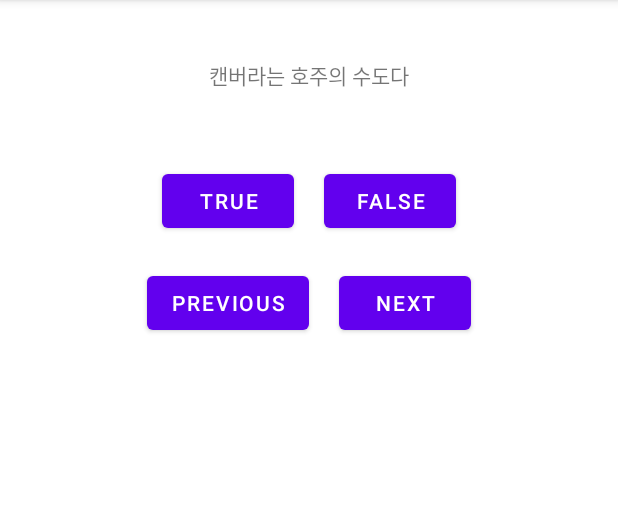
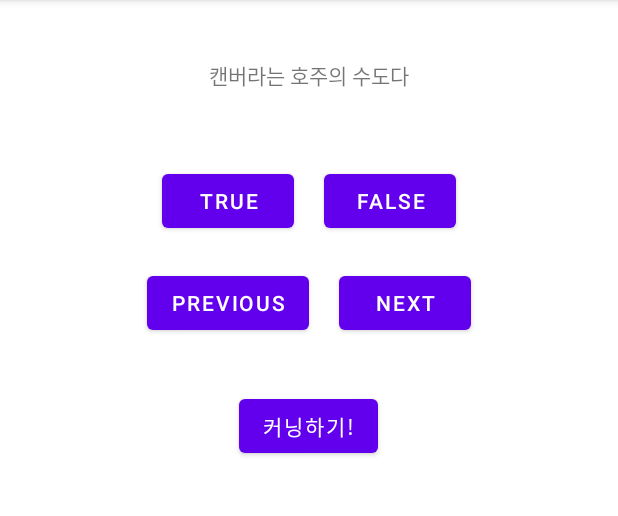
Before and after one commit to ChanwooAn/review_bignerd_android_programming, an Android app: the screen it shows after launch (MainActivity), after a tap on "TRUE", on a phone screen of 412 x 824 dp, the part 84-600 px from its top. Run offline under Robolectric (Android 15) with nearby library versions, the phone set to English and light mode, and no system bars.

Commit message:
geoquiz end : viewmodel, registerforactivityresult

```diff
--- a/GeoQuiz/app/src/main/AndroidManifest.xml
+++ b/GeoQuiz/app/src/main/AndroidManifest.xml
@@ -10,6 +10,9 @@
         android:supportsRtl="true"
         android:theme="@style/Theme.GeoQuiz">
         <activity
+            android:name=".CheatActivity"
+            android:exported="false" />
+        <activity
             android:name=".MainActivity"
             android:exported="true">
             <intent-filter>
--- a/GeoQuiz/app/src/main/java/org/techdown/geoquiz/MainActivity.kt
+++ b/GeoQuiz/app/src/main/java/org/techdown/geoquiz/MainActivity.kt
@@ -1,14 +1,26 @@
 package org.techdown.geoquiz
 
+import android.app.Activity
 import android.content.Context
 import androidx.appcompat.app.AppCompatActivity
 import android.os.Bundle
+import android.os.PersistableBundle
 import android.util.AttributeSet
+import android.util.Log
 import android.view.Gravity
 import android.view.View
 import android.widget.Button
 import android.widget.TextView
 import android.widget.Toast
+import androidx.activity.result.contract.ActivityResultContract
+import androidx.activity.result.contract.ActivityResultContracts
+import androidx.lifecycle.ViewModelProvider
+import androidx.lifecycle.ViewModelStore
+import androidx.lifecycle.ViewModelStoreOwner
+import org.techdown.geoquiz.CheatActivity.Companion.EXTRA_ANSWER_SHOWN
+
+
+private const val KEY_INDEX="index"
 
 class MainActivity : AppCompatActivity() {
 
@@ -17,32 +29,35 @@ class MainActivity : AppCompatActivity() {
     private lateinit var nextButton :Button
     private lateinit var previousButton:Button
     private lateinit var questionTextView:TextView
+    private lateinit var cheatButton:Button
+    val quizViewModel by lazy{
+        ViewModelProvider(this).get(QuizViewModel::class.java)
+    }
 
-    private val questionBank=listOf(
-        Question(R.string.question_0,true),
-        Question(R.string.question_1,true),
-        Question(R.string.question_2,false),
-        Question(R.string.question_3,false),
-        Question(R.string.question_4,true),
-        Question(R.string.question_5,true)
-    )
 
-    private var currentIndex=0
-    private var arrSolved= Array<Boolean>(questionBank.size){false}
-    private val numOfTotalQuestion=questionBank.size
-    private var sumOfTrue=0
-    private var sumOfSolve=0
+
+    override fun onSaveInstanceState(outState: Bundle) {
+        super.onSaveInstanceState(outState)
+        outState.putInt(KEY_INDEX,quizViewModel.currentString)
+        Log.d("MainActivity","onSave"+quizViewModel.currentString)
+
+    }
 
 
     override fun onCreate(savedInstanceState: Bundle?) {
         super.onCreate(savedInstanceState)
         setContentView(R.layout.activity_main)
 
+        val currentString=savedInstanceState?.getInt(KEY_INDEX,0)?:0
+        quizViewModel.currentString=currentString
+        Log.d("MainActivity",quizViewModel.tmp.toString())
         trueButton=findViewById(R.id.true_btn)
         falseButton=findViewById(R.id.false_btn)
         nextButton=findViewById(R.id.next_btn)
         previousButton=findViewById(R.id.previous_btn)
         questionTextView=findViewById(R.id.question_text)
+        cheatButton=findViewById(R.id.cheat_button)
+
 
         trueButton.setOnClickListener{view: View ->
             checkAnswer(true)
@@ -52,51 +67,59 @@ class MainActivity : AppCompatActivity() {
 
         }
         nextButton.setOnClickListener{view:View->
-            while(arrSolved[currentIndex]){
-                currentIndex= (currentIndex+1)%questionBank.size
-            }
+
+            quizViewModel.nextBtn()
+            updateQuestion()
+
+        }
+        previousButton.setOnClickListener{
+
+
 
             updateQuestion()
 
         }
-        previousButton.setOnClickListener{
-            while(!arrSolved[currentIndex]){
-                if(currentIndex==0){
-                    currentIndex=questionBank.size-1
-                }else{
-                    currentIndex--
+        val cheatResult=registerForActivityResult(ActivityResultContracts.StartActivityForResult()){ result->
+            when(result.resultCode){
+                RESULT_OK->{
+                    val answerShown= result.data?.getBooleanExtra(EXTRA_ANSWER_SHOWN,false)
+                    quizViewModel.isCheat=answerShown?:false
                 }
             }
+        }
+        cheatButton.setOnClickListener{
 
-            updateQuestion()
 
+            CheatActivity.newIntent(this,quizViewModel.currentAnswer).also { cheatResult.launch(it) }
         }
-
         updateQuestion()
 
 
     }
 
     private fun checkAnswer(answer:Boolean){
-        arrSolved[currentIndex]=true
-        sumOfSolve++
-        if(questionBank[currentIndex].answer==answer){
-            Toast.makeText(this,R.string.correct_toast,Toast.LENGTH_SHORT).show()
-            sumOfTrue++
+       // arrSolved[currentIndex]=true
+        //sumOfSolve++
+        if(quizViewModel.currentAnswer==answer){
+            if(quizViewModel.isCheat){
+                Toast.makeText(this,R.string.judgement_toast,Toast.LENGTH_SHORT).show()
+            }else{
+                Toast.makeText(this,R.string.correct_toast,Toast.LENGTH_SHORT).show()
+
+            }
+
 
         }else{
             Toast.makeText(this,R.string.incorrect_toast,Toast.LENGTH_SHORT).show()
         }
-        if(sumOfSolve==numOfTotalQuestion){
-            previousButton.isEnabled = false
-            nextButton.isEnabled = false
-            var score=(sumOfTrue.toFloat()/numOfTotalQuestion.toFloat())*100
-            Toast.makeText(this,"Score : "+score,Toast.LENGTH_SHORT).show()
 
-        }
+
 
     }
     private fun updateQuestion(){
-        questionTextView.setText(getString(questionBank[currentIndex].textResId))
+        questionTextView.setText(getString(quizViewModel.currentString))
     }
+
+
+
 }
--- /dev/null
+++ b/GeoQuiz/app/src/main/java/org/techdown/geoquiz/QuizViewModel.kt
@@ -0,0 +1,47 @@
+package org.techdown.geoquiz
+
+import android.util.Log
+import androidx.lifecycle.ViewModel
+
+private const val TAG="QuizViewModel"
+class QuizViewModel : ViewModel() {
+    init{
+        Log.d(TAG,"ViewModel Instance created")
+
+    }
+    private val questionBank=listOf(
+        Question(R.string.question_0,true),
+        Question(R.string.question_1,true),
+        Question(R.string.question_2,false),
+        Question(R.string.question_3,false),
+        Question(R.string.question_4,true),
+        Question(R.string.question_5,true)
+    )
+    var tmp=0
+
+    private var currentIndex=0
+    val currentAnswer : Boolean
+        get() = questionBank[currentIndex].answer
+    var currentString : Int=1
+        get()= questionBank[currentIndex].textResId
+
+    var isCheat=false
+
+    private var arrSolved= Array<Boolean>(questionBank.size){false}
+    private val numOfTotalQuestion=questionBank.size
+    private var sumOfTrue=0
+    private var sumOfSolve=0
+
+    fun nextBtn(){
+        currentIndex=(currentIndex+1)%questionBank.size
+
+    }
+
+
+    override fun onCleared() {
+        super.onCleared()
+        Log.d(TAG,"ViewModel Cleared")
+    }
+
+
+}
--- a/GeoQuiz/app/src/main/res/layout/activity_main.xml
+++ b/GeoQuiz/app/src/main/res/layout/activity_main.xml
@@ -64,5 +64,14 @@
 
 
     </LinearLayout>
+    <Button
+        android:layout_width="wrap_content"
+        android:layout_height="wrap_content"
+        android:id="@+id/cheat_button"
+        android:layout_marginTop="24dp"
+        android:text="@string/cheat_button"
+        android:layout_gravity="center"
+        />
+
 
 </LinearLayout>
--- a/GeoQuiz/app/src/main/res/values/strings.xml
+++ b/GeoQuiz/app/src/main/res/values/strings.xml
@@ -8,10 +8,10 @@
     <string name="question_5">바이칼 호수는 세계에서 가장 오래되고 가장 깊은 담수호다</string>
 
 
-
-
-
-
+    <string name="warning_text">정말로 답을 보시겠습니까?</string>
+    <string name="show_answer_button">정답 보기</string>
+    <string name="cheat_button">커닝하기!</string>
+    <string name="judgement_toast">커닝은 나쁜일이죠</string>
 
 
 </resources>
```
Also changed, not shown: GeoQuiz/app/src/main/java/org/techdown/geoquiz/CheatActivity.kt (added, +58 -0 lines), GeoQuiz/app/src/main/res/layout/activity_cheat.xml (added, +31 -0 lines).
